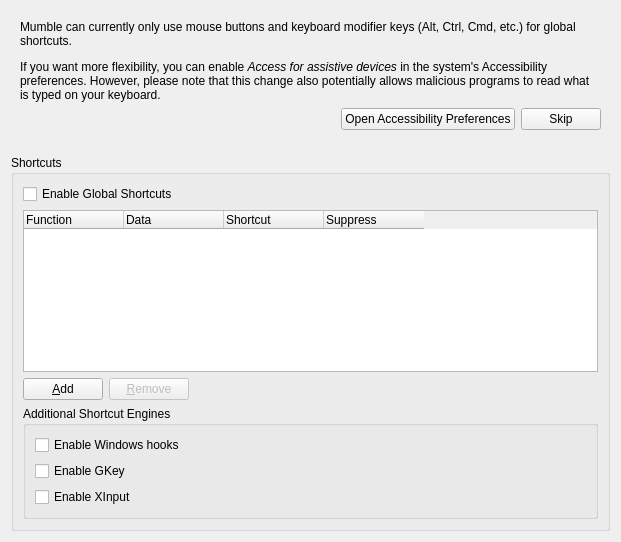
This is src/mumble/GlobalShortcut.ui in mumble-voip/mumble as Qt 5 draws it before an edit. The edited form follows.
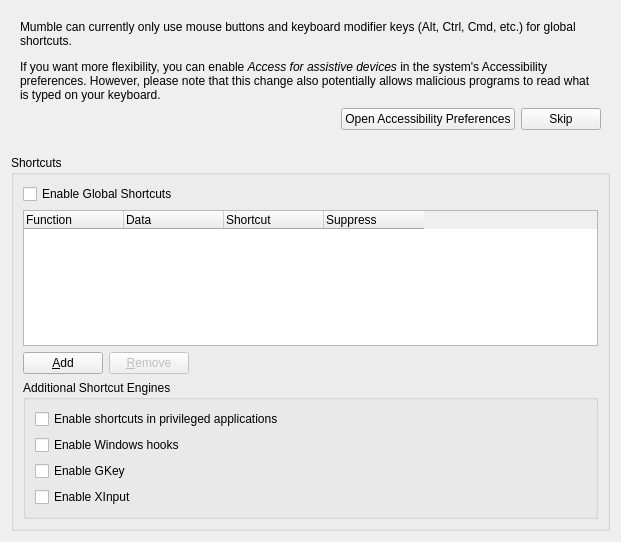
This is the edited form.

Commit message:
GlobalShortcut: add UI to allow users to opt-out of UIAccess.
This adds a new checkbox to "Addition Shortcut Engines" that
allow users to opt-out of running Mumble with uiAccess=true.

The edit to the form file:
```diff
--- a/src/mumble/GlobalShortcut.ui
+++ b/src/mumble/GlobalShortcut.ui
@@ -215,6 +215,18 @@
          <string>Additional Shortcut Engines</string>
         </property>
         <layout class="QVBoxLayout" name="verticalLayout_5">
+         <item>
+          <widget class="QCheckBox" name="qcbEnableUIAccess">
+           <property name="whatsThis">
+            <string>&lt;b&gt;Enable shortcuts in privileged applications&lt;/b&gt;.&lt;br /&gt;Also known as &quot;UIAccess&quot;. This allows Mumble to receive global shortcut events from programs running at high privilege levels, such as an Admin Command Prompt or older games that run with admin privileges.
+&lt;br /&gt;&lt;br /&gt;
+Without this option enabled, using Mumble's global shortcuts in privileged applications will not work. This can seem inconsistent: for example, if the Push-to-Talk button is pressed in a non-privileged program, but relesed in a privileged application, Mumble will not observe that it has been released and you will continue to talk until you press the Push-to-Talk button again.</string>
+           </property>
+           <property name="text">
+            <string>Enable shortcuts in privileged applications</string>
+           </property>
+          </widget>
+         </item>
          <item>
           <widget class="QCheckBox" name="qcbEnableWinHooks">
            <property name="whatsThis">
```
The commit also changes 1 other file.
